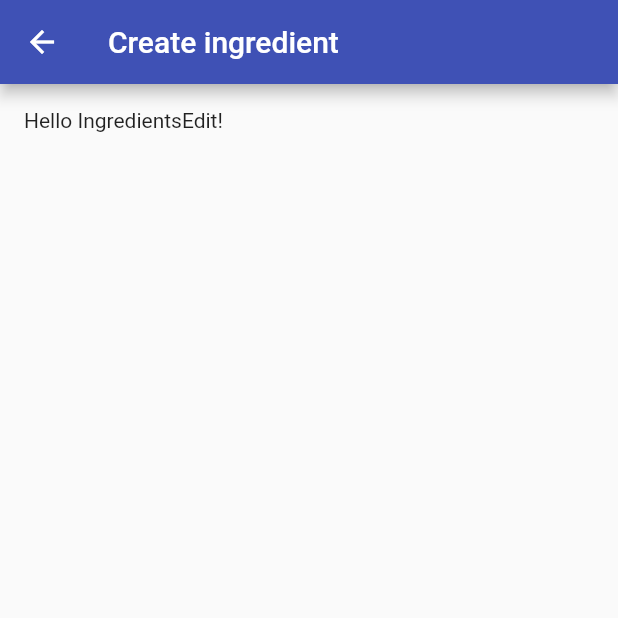
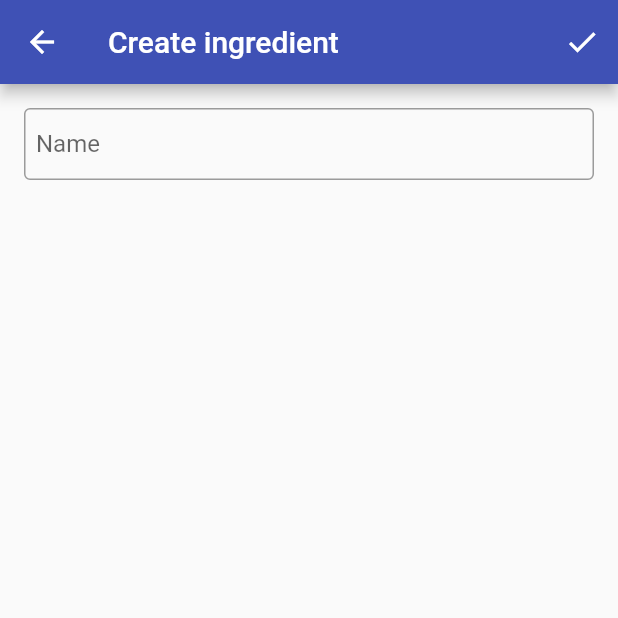
Before and after one commit to barnabas-lesti/aniry_flutter_legacy, a Flutter app: the IngredientEditPage screen opened directly, on a phone screen of 412 x 824 dp, the top half of it. Run offline on Flutter 3.47's test engine with Material 2 defaults, Android fonts, the phone set to English and light mode, and no system bars; our stand-ins replace beamer, flutter_slidable; generated files the repository leaves out were written again.

Commit message:
Created ingredient edit skeleton.

```diff
--- /dev/null
+++ b/lib/app/item_form_controller.dart
@@ -0,0 +1,9 @@
+class AppItemFormController<T> {
+  late T? Function() _onGetItem;
+
+  T? getItem() => _onGetItem();
+
+  void onGetItem(T? Function() callback) {
+    _onGetItem = callback;
+  }
+}
--- a/lib/app/l10n/app_en.arb
+++ b/lib/app/l10n/app_en.arb
@@ -4,8 +4,11 @@
   "ingredientHomePageCreateTooltip": "Create ingredient",
 
   "ingredientCreatePageTitle": "Create ingredient",
+  "ingredientFormNameInvalid": "Please enter the ingredients name",
+  "ingredientFormName": "Name",
 
   "ingredientEditPageTitle": "Edit ingredient",
+  "ingredientEditPageSaveTooltip": "Save ingredient",
 
   "ingredientListNoItems": "No ingredients to display.",
 
--- /dev/null
+++ b/lib/app/widgets/text_input.dart
@@ -0,0 +1,30 @@
+import 'package:flutter/material.dart';
+
+class AppTextInput extends StatelessWidget {
+  final String? Function(String?)? validator;
+  final String? initialValue;
+  final String? label;
+  final void Function(String?)? onSaved;
+
+  const AppTextInput({
+    this.validator,
+    this.initialValue,
+    this.label,
+    this.onSaved,
+    super.key,
+  });
+
+  @override
+  Widget build(context) {
+    return TextFormField(
+      validator: validator,
+      initialValue: initialValue,
+      onSaved: onSaved,
+      decoration: InputDecoration(
+        labelText: label,
+        border: const OutlineInputBorder(),
+        contentPadding: const EdgeInsets.symmetric(horizontal: 8),
+      ),
+    );
+  }
+}
--- a/lib/ingredient/models/item.dart
+++ b/lib/ingredient/models/item.dart
@@ -4,6 +4,7 @@ import 'package:aniry/app/models/serving.dart';
 import 'package:aniry/app/models/serving_unit.dart';
 import 'package:flutter/material.dart';
 import 'package:json_annotation/json_annotation.dart';
+import 'package:uuid/uuid.dart';
 
 part 'item.g.dart';
 
@@ -34,6 +35,8 @@ class IngredientItem {
   static IconData icon = Icons.apple;
   static Color color = Colors.green[400]!;
 
+  static String createId() => const Uuid().v4().toString();
+
   AppServing get serving => servings[0];
 
   factory IngredientItem.fromJson(Map<String, dynamic> json) => _$IngredientItemFromJson(json);
--- a/lib/ingredient/pages/edit_page.dart
+++ b/lib/ingredient/pages/edit_page.dart
@@ -1,22 +1,46 @@
+import 'package:aniry/app/i10n.dart';
+import 'package:aniry/app/item_form_controller.dart';
 import 'package:aniry/app/widgets/page.dart';
+import 'package:aniry/ingredient/models/item.dart';
+import 'package:aniry/ingredient/provider.dart';
+import 'package:aniry/ingredient/widgets/form.dart';
+import 'package:beamer/beamer.dart';
 import 'package:flutter/material.dart';
+import 'package:provider/provider.dart';
 
 class IngredientEditPage extends StatelessWidget {
   final String title;
   final String? id;
 
-  const IngredientEditPage({
+  IngredientEditPage({
     required this.title,
     this.id,
     super.key,
   });
 
+  final controller = AppItemFormController<IngredientItem>();
+
+  void _buildOnSave(BuildContext context) {
+    final ingredient = controller.getItem();
+    if (ingredient != null) {
+      Provider.of<IngredientProvider>(context, listen: false).create(ingredient);
+      Beamer.of(context).popToNamed('/ingredient');
+    }
+  }
+
   @override
   Widget build(context) {
     return AppPageScaffold(
       title: title,
-      children: const [
-        Text('Hello IngredientsEdit!'),
+      actions: [
+        AppPageAction(
+          icon: Icons.done,
+          tooltip: appI10N(context).ingredientEditPageSaveTooltip,
+          onPressed: () => _buildOnSave(context),
+        ),
+      ],
+      children: [
+        IngredientForm(controller: controller),
       ],
     );
   }
--- /dev/null
+++ b/lib/ingredient/widgets/form.dart
@@ -0,0 +1,53 @@
+import 'package:aniry/app/i10n.dart';
+import 'package:aniry/app/item_form_controller.dart';
+import 'package:aniry/app/models/nutrients.dart';
+import 'package:aniry/app/models/serving.dart';
+import 'package:aniry/app/widgets/text_input.dart';
+import 'package:aniry/ingredient/models/item.dart';
+import 'package:flutter/material.dart';
+
+class IngredientForm extends StatefulWidget {
+  final AppItemFormController controller;
+
+  const IngredientForm({
+    required this.controller,
+    Key? key,
+  }) : super(key: key);
+
+  @override
+  State<IngredientForm> createState() => _IngredientFormState();
+}
+
+class _IngredientFormState extends State<IngredientForm> {
+  final _formKey = GlobalKey<FormState>();
+  String name = '';
+
+  @override
+  Widget build(BuildContext context) {
+    widget.controller.onGetItem(() {
+      if (!_formKey.currentState!.validate()) return null;
+
+      _formKey.currentState!.save();
+      return IngredientItem(
+        id: IngredientItem.createId(),
+        name: name,
+        calories: 0,
+        nutrients: AppNutrients(),
+        servings: [AppServing()],
+      );
+    });
+
+    return Form(
+      key: _formKey,
+      child: Column(
+        children: [
+          AppTextInput(
+            label: appI10N(context).ingredientFormName,
+            validator: (value) => (value == null || value.isEmpty) ? appI10N(context).ingredientFormNameInvalid : null,
+            onSaved: (value) => name = value!,
+          ),
+        ],
+      ),
+    );
+  }
+}
```
Also changed, not shown: lib/ingredient/provider.dart (+1 -31 lines).
